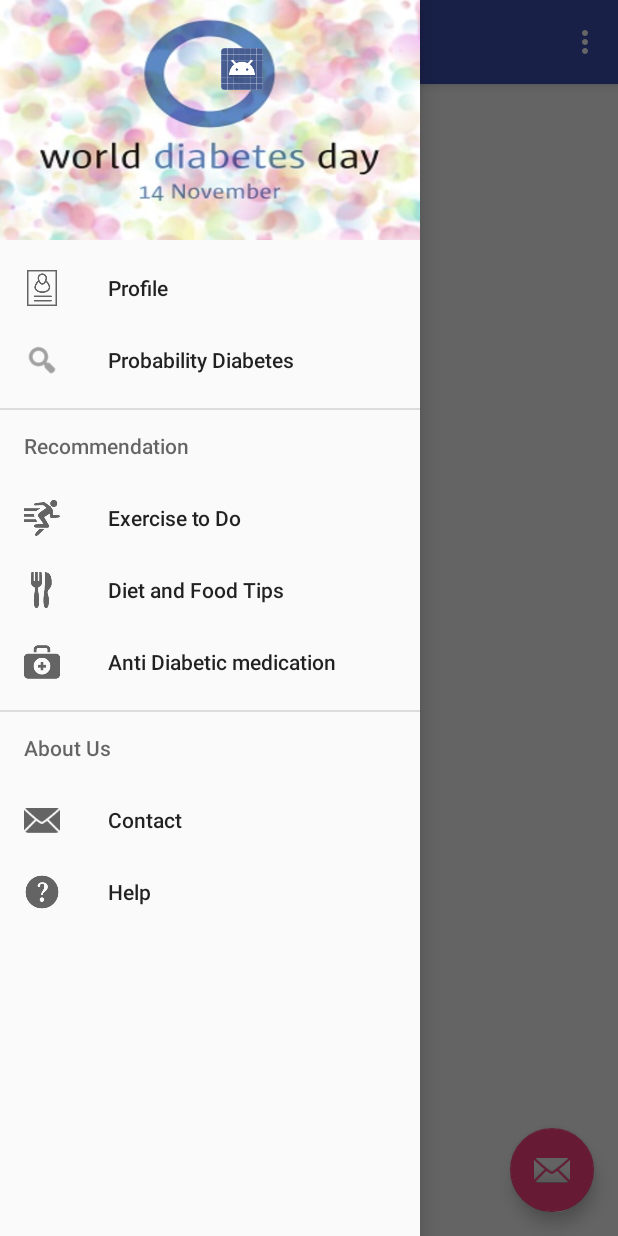
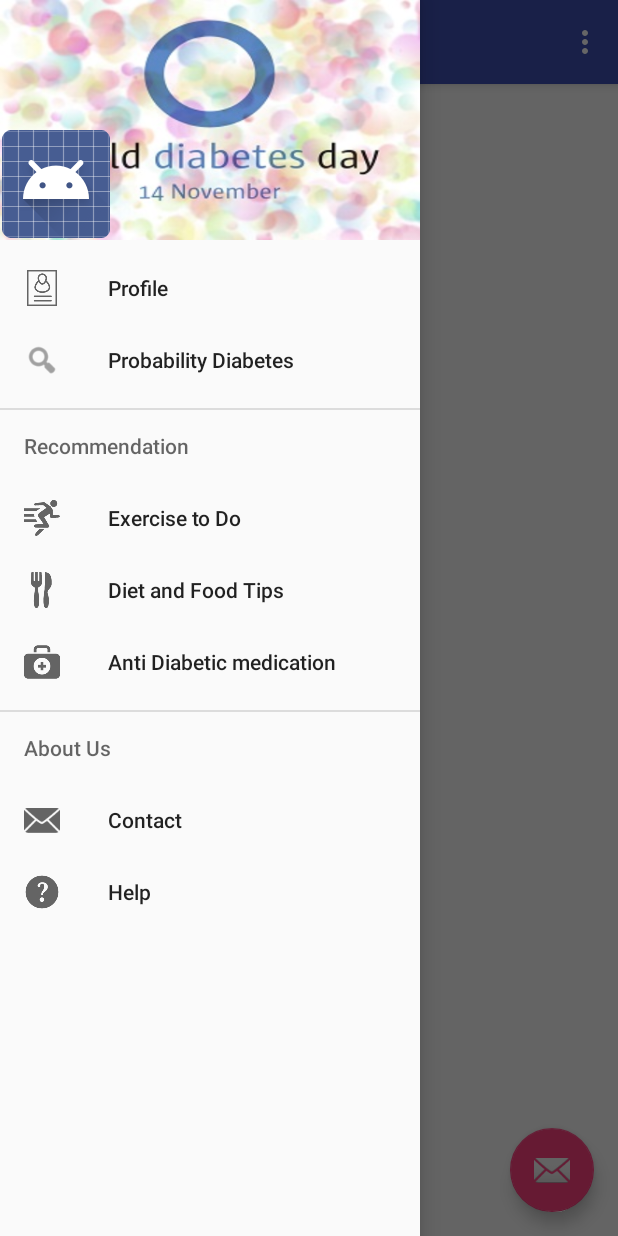
Before and after one commit to mehulkatara-zz/HealthTrack, an Android app: the screen it shows after launch (MainActivity), with the side drawer open, on a phone screen of 412 x 824 dp. Run offline under Robolectric (Android 15) with nearby library versions, the phone set to English and light mode, and no system bars.

Commit message:
Application Drawer icon relocated

```diff
--- a/app/src/main/res/layout/nav_header_main.xml
+++ b/app/src/main/res/layout/nav_header_main.xml
@@ -2,8 +2,8 @@
 <LinearLayout xmlns:android="http://schemas.android.com/apk/res/android"
     android:layout_width="match_parent" android:layout_height="@dimen/nav_header_height"
     android:background="@drawable/wdd"
-    android:paddingBottom="100dp"
-    android:paddingLeft="125dp"
+    android:paddingBottom="1dp"
+    android:paddingLeft="1dp"
     android:paddingRight="@dimen/activity_horizontal_margin"
     android:paddingTop="@dimen/activity_vertical_margin"
     android:theme="@style/ThemeOverlay.AppCompat.Dark" android:orientation="vertical"
```
